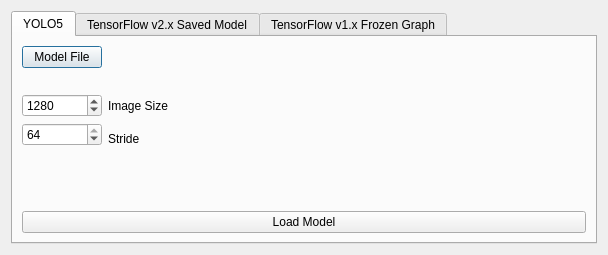
Qt form bboxee/gui/select_model_dialog.ui (persts/BBoxEE) before a commit.
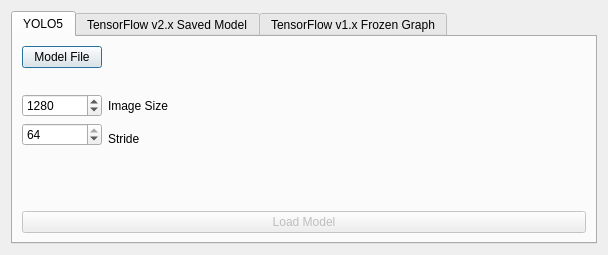
The same form after that commit.

Diff of the .ui file:
```diff
--- a/bboxee/gui/select_model_dialog.ui
+++ b/bboxee/gui/select_model_dialog.ui
@@ -116,6 +116,9 @@
        </item>
        <item row="6" column="0" colspan="3">
         <widget class="QPushButton" name="pushButtonYolo">
+         <property name="enabled">
+          <bool>false</bool>
+         </property>
          <property name="text">
           <string>Load Model</string>
          </property>
```
